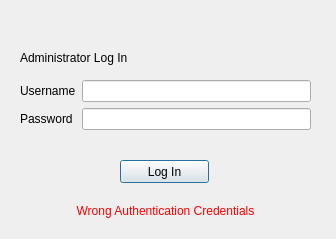
Qt form authDialog.ui (josephrexme/registron) before a commit.
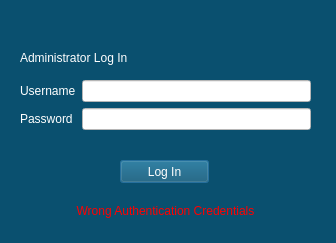
The same form after that commit.

Commit message: Modified Theme colors for Windows platform compatibility

The edit to the form file:
```diff
--- a/authDialog.ui
+++ b/authDialog.ui
@@ -7,12 +7,15 @@
     <x>0</x>
     <y>0</y>
     <width>336</width>
-    <height>239</height>
+    <height>243</height>
    </rect>
   </property>
   <property name="windowTitle">
    <string>Admin Authentication</string>
   </property>
+  <property name="styleSheet">
+   <string notr="true">background: rgb(10, 80, 111); color: white;</string>
+  </property>
   <property name="modal">
    <bool>true</bool>
   </property>
@@ -37,10 +40,17 @@
      </widget>
     </item>
     <item row="0" column="1">
-     <widget class="QLineEdit" name="adminUname"/>
+     <widget class="QLineEdit" name="adminUname">
+      <property name="styleSheet">
+       <string notr="true">color:black; background: white;</string>
+      </property>
+     </widget>
     </item>
     <item row="1" column="1">
      <widget class="QLineEdit" name="adminPass">
+      <property name="styleSheet">
+       <string notr="true">background: white; color: black;</string>
+      </property>
       <property name="echoMode">
        <enum>QLineEdit::Password</enum>
       </property>
@@ -102,6 +112,9 @@
      <height>23</height>
     </rect>
    </property>
+   <property name="styleSheet">
+    <string notr="true">background: rgb(10, 80, 111);</string>
+   </property>
    <property name="text">
     <string>Log In</string>
    </property>
```
The commit also changes 23 other files.
